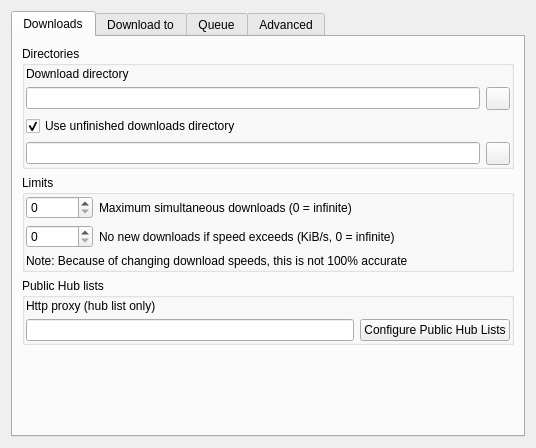
Qt form eiskaltdcpp-qt/ui/UISettingsDownloads.ui (Delitants/eiskaltdcpp) before a commit.
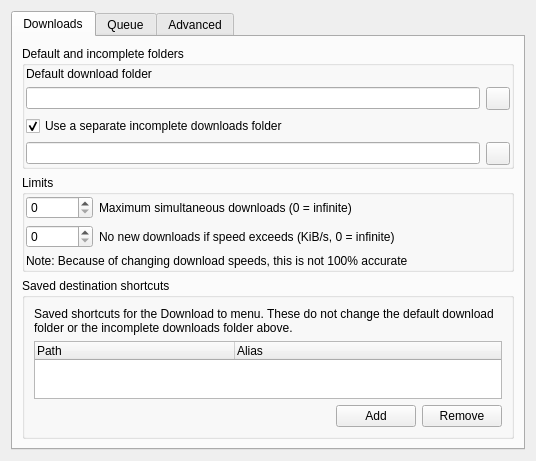
The same form after that commit. Custom widgets are drawn as their Qt base class.

What changed in the file:
```diff
--- a/eiskaltdcpp-qt/ui/UISettingsDownloads.ui
+++ b/eiskaltdcpp-qt/ui/UISettingsDownloads.ui
@@ -33,7 +33,7 @@
        <item>
         <widget class="QGroupBox" name="groupBox">
          <property name="title">
-          <string>Directories</string>
+          <string>Default and incomplete folders</string>
          </property>
          <layout class="QGridLayout" name="gridLayout_2">
           <property name="leftMargin">
@@ -57,14 +57,14 @@
           <item row="0" column="0">
            <widget class="QLabel" name="label">
             <property name="text">
-             <string>Download directory</string>
+             <string>Default download folder</string>
             </property>
            </widget>
           </item>
           <item row="2" column="0">
            <widget class="QCheckBox" name="checkBox_NO_USE_TEMP_DIR">
             <property name="text">
-             <string>Use unfinished downloads directory</string>
+             <string>Use a separate incomplete downloads folder</string>
             </property>
             <property name="checked">
              <bool>true</bool>
@@ -187,68 +187,20 @@
        <item>
         <widget class="QGroupBox" name="groupBox_3">
          <property name="title">
-          <string>Public Hub lists</string>
+          <string>Saved destination shortcuts</string>
          </property>
-         <layout class="QGridLayout" name="gridLayout">
-          <property name="leftMargin">
-           <number>1</number>
-          </property>
-          <property name="topMargin">
-           <number>1</number>
-          </property>
-          <property name="rightMargin">
-           <number>1</number>
-          </property>
-          <property name="bottomMargin">
-           <number>1</number>
-          </property>
-          <item row="1" column="0">
-           <widget class="LineEdit" name="lineEdit_PROXY">
-            <property name="toolTip">
-             <string>This HTTP proxy will only be used to request
-the Public Hub List specified above.
-It's not used for uploads, downloads, or connecting to a hub.</string>
-            </property>
-           </widget>
-          </item>
-          <item row="0" column="0">
-           <widget class="QLabel" name="label_6">
-            <property name="text">
-             <string>Http proxy (hub list only)</string>
-            </property>
-           </widget>
-          </item>
-          <item row="1" column="1">
-           <widget class="QPushButton" name="pushButton_CFGLISTS">
-            <property name="text">
-             <string>Configure Public Hub Lists</string>
-            </property>
-           </widget>
-          </item>
-         </layout>
-        </widget>
-       </item>
-       <item>
-        <spacer name="verticalSpacer">
-         <property name="orientation">
-          <enum>Qt::Vertical</enum>
-         </property>
-         <property name="sizeHint" stdset="0">
-          <size>
-           <width>20</width>
-           <height>7</height>
-          </size>
-         </property>
-        </spacer>
-       </item>
-      </layout>
-     </widget>
-     <widget class="QWidget" name="tab_2">
-      <attribute name="title">
-       <string>Download to</string>
-      </attribute>
       <layout class="QGridLayout" name="gridLayout_6">
        <item row="0" column="0">
+           <widget class="QLabel" name="label_DOWNLOADTO_HELP">
+            <property name="text">
+             <string>Saved shortcuts for the Download to menu. These do not change the default download folder or the incomplete downloads folder above.</string>
+            </property>
+            <property name="wordWrap">
+             <bool>true</bool>
+            </property>
+           </widget>
+          </item>
+          <item row="1" column="0">
         <widget class="QTreeWidget" name="treeWidget">
          <property name="sizePolicy">
           <sizepolicy hsizetype="Expanding" vsizetype="Expanding">
@@ -298,7 +250,7 @@
          </column>
         </widget>
        </item>
-       <item row="1" column="0">
+          <item row="2" column="0">
         <layout class="QHBoxLayout" name="horizontalLayout_DOWNLOADTO_BUTTONS">
          <item>
           <spacer name="horizontalSpacer_DOWNLOADTO_BUTTONS">
@@ -328,6 +280,9 @@
           </widget>
          </item>
         </layout>
+          </item>
+         </layout>
+        </widget>
        </item>
       </layout>
      </widget>
```
Left out of the diff: 2 changed lines with no effect on the pictures. Lines whose indentation alone changed are shown as unchanged.
